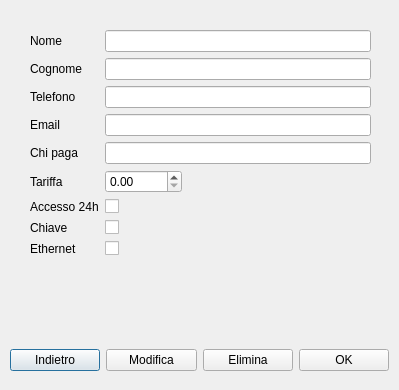
Before: the Qt Designer form detailsreservation.ui in lucapegolotti/coworking, drawn with Qt 5.
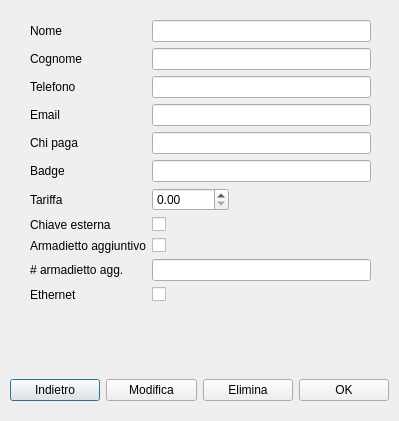
After: the same form once the commit is applied.

Commit message: Add badge and deposit fields

```diff
--- a/detailsreservation.ui
+++ b/detailsreservation.ui
@@ -7,7 +7,7 @@
     <x>0</x>
     <y>0</y>
     <width>399</width>
-    <height>390</height>
+    <height>421</height>
    </rect>
   </property>
   <property name="windowTitle">
@@ -17,9 +17,9 @@
    <property name="geometry">
     <rect>
      <x>30</x>
-     <y>30</y>
+     <y>20</y>
      <width>341</width>
-     <height>301</height>
+     <height>329</height>
     </rect>
    </property>
    <layout class="QFormLayout" name="formLayout_3">
@@ -62,48 +62,48 @@
     <item row="4" column="1">
      <widget class="QLineEdit" name="chiPagaLineEdit_2"/>
     </item>
-    <item row="5" column="0">
+    <item row="6" column="0">
      <widget class="QLabel" name="tariffaLabel_2">
       <property name="text">
        <string>Tariffa</string>
       </property>
      </widget>
     </item>
-    <item row="5" column="1">
+    <item row="6" column="1">
      <widget class="QDoubleSpinBox" name="tariffaSpinBox_2">
       <property name="maximum">
        <double>10000.000000000000000</double>
       </property>
      </widget>
     </item>
-    <item row="6" column="0">
+    <item row="7" column="0">
      <widget class="QLabel" name="accesso24hLabel_2">
       <property name="text">
-       <string>Accesso 24h</string>
+       <string>Chiave esterna</string>
       </property>
      </widget>
     </item>
-    <item row="6" column="1">
+    <item row="7" column="1">
      <widget class="QCheckBox" name="accesso24hCheckBox_2"/>
     </item>
-    <item row="7" column="0">
+    <item row="8" column="0">
      <widget class="QLabel" name="chiaveLabel_2">
       <property name="text">
-       <string>Chiave</string>
+       <string>Armadietto aggiuntivo</string>
       </property>
      </widget>
     </item>
-    <item row="7" column="1">
+    <item row="8" column="1">
      <widget class="QCheckBox" name="chiaveCheckBox_2"/>
     </item>
-    <item row="8" column="0">
+    <item row="10" column="0">
      <widget class="QLabel" name="ethernetLabel_2">
       <property name="text">
        <string>Ethernet</string>
       </property>
      </widget>
     </item>
-    <item row="8" column="1">
+    <item row="10" column="1">
      <widget class="QCheckBox" name="ethernetCheckBox_2"/>
     </item>
     <item row="2" column="0">
@@ -126,13 +126,33 @@
     <item row="3" column="1">
      <widget class="QLineEdit" name="emailLineEdit"/>
     </item>
+    <item row="9" column="0">
+     <widget class="QLabel" name="armadiettoAggLabel">
+      <property name="text">
+       <string># armadietto agg.</string>
+      </property>
+     </widget>
+    </item>
+    <item row="9" column="1">
+     <widget class="QLineEdit" name="armadiettoAggLineEdit"/>
+    </item>
+    <item row="5" column="0">
+     <widget class="QLabel" name="badgeLabel">
+      <property name="text">
+       <string>Badge</string>
+      </property>
+     </widget>
+    </item>
+    <item row="5" column="1">
+     <widget class="QLineEdit" name="badgeLineEdit"/>
+    </item>
    </layout>
   </widget>
   <widget class="QWidget" name="horizontalLayoutWidget">
    <property name="geometry">
     <rect>
      <x>10</x>
-     <y>340</y>
+     <y>370</y>
      <width>379</width>
      <height>41</height>
     </rect>
```
The commit also changes 7 other files.
